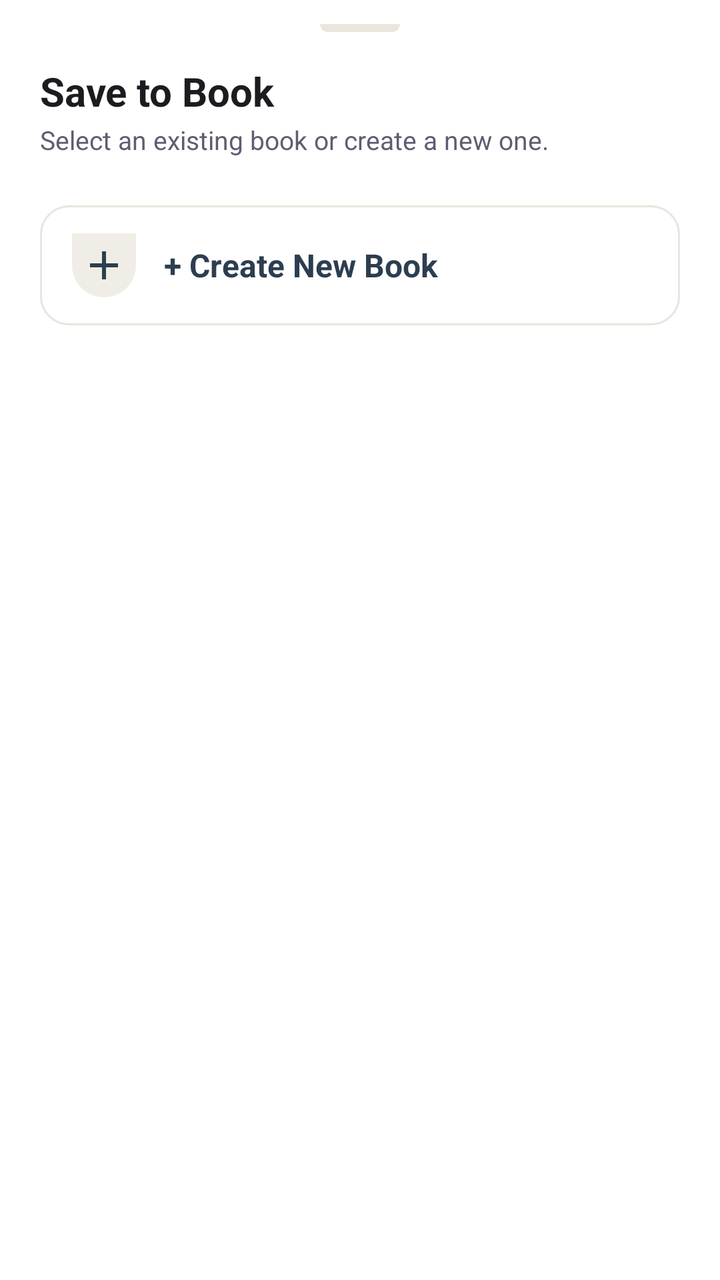
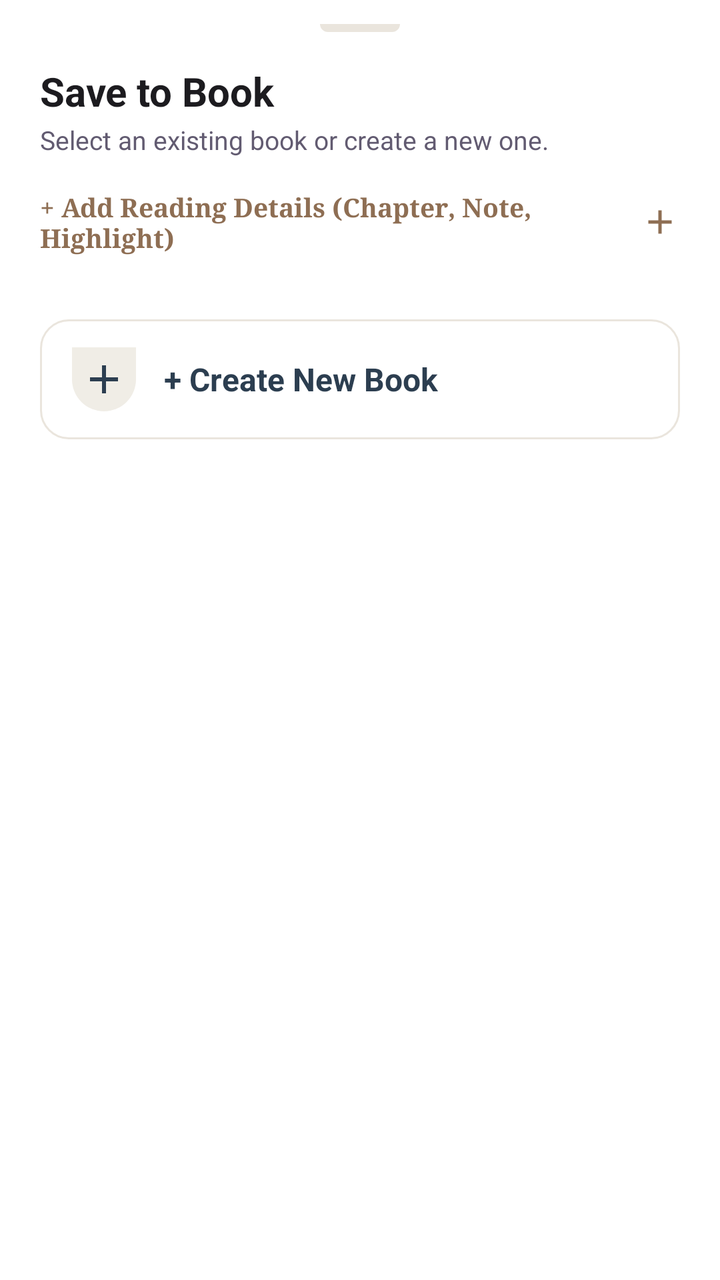

Two renders of the same Android screen: before a commit and after it. Below are the layout's source before the change and the commit's diff.
<!-- AndroidManifest.xml: application theme Theme.WordShelf -->
<!-- res/layout/bottom_sheet_book_selection_dialogbox.xml -->
<?xml version="1.0" encoding="utf-8"?>
<LinearLayout xmlns:android="http://schemas.android.com/apk/res/android"
    xmlns:app="http://schemas.android.com/apk/res-auto"
    xmlns:tools="http://schemas.android.com/tools"
    android:layout_width="match_parent"
    android:layout_height="wrap_content"
    android:background="@color/surface_card"
    android:orientation="vertical"
    android:paddingHorizontal="20dp"
    android:paddingTop="12dp"
    android:paddingBottom="24dp">

    
    <View
        android:layout_width="40dp"
        android:layout_height="4dp"
        android:layout_gravity="center_horizontal"
        android:layout_marginBottom="16dp"
        android:background="@drawable/rounded_bg"
        android:backgroundTint="@color/surface_stroke" />

    <TextView
        android:id="@+id/titleText"
        android:layout_width="match_parent"
        android:layout_height="wrap_content"
        android:text="Save to Book"
        android:textColor="@color/text_color"
        android:textSize="20sp"
        android:textStyle="bold" />

    <TextView
        android:id="@+id/subtitleText"
        android:layout_width="match_parent"
        android:layout_height="wrap_content"
        android:layout_marginTop="2dp"
        android:text="Select an existing book or create a new one."
        android:textColor="@color/text_secondary"
        android:textSize="13sp" />

    
    <TextView
        android:id="@+id/text_no_books"
        android:layout_width="match_parent"
        android:layout_height="wrap_content"
        android:layout_marginTop="16dp"
        android:layout_marginBottom="8dp"
        android:text="No books yet."
        android:textColor="@color/text_secondary"
        android:textSize="15sp"
        android:visibility="gone" />

    
    <androidx.recyclerview.widget.RecyclerView
        android:id="@+id/bookRecyclerView"
        android:layout_width="match_parent"
        android:layout_height="wrap_content"
        android:layout_marginTop="12dp"
        android:clipToPadding="false"
        android:nestedScrollingEnabled="false" />

    
    <LinearLayout
        android:id="@+id/creatingBook_ll"
        android:layout_width="match_parent"
        android:layout_height="wrap_content"
        android:layout_marginTop="12dp"
        android:background="@drawable/bg_book_item_selection"
        android:clickable="true"
        android:focusable="true"
        android:gravity="center_vertical"
        android:orientation="horizontal"
        android:paddingHorizontal="16dp"
        android:paddingVertical="14dp">

        <ImageButton
            android:id="@+id/add_book"
            android:layout_width="32dp"
            android:layout_height="32dp"
            android:background="@drawable/rounded_bg"
            android:backgroundTint="@color/color_primary_light"
            android:clickable="false"
            android:contentDescription="Create Book"
            android:focusable="false"
            android:padding="6dp"
            android:src="@drawable/ic_add"
            app:tint="@color/color_primary" />

        <TextView
            android:layout_width="wrap_content"
            android:layout_height="wrap_content"
            android:layout_marginStart="14dp"
            android:text="+ Create New Book"
            android:textColor="@color/color_primary"
            android:textSize="16sp"
            android:textStyle="bold" />

    </LinearLayout>

</LinearLayout>
<!-- resources referenced by this layout -->
<resources>
  <color name="color_primary">#2C3E50</color>
  <color name="color_primary_light">#F0EDE6</color>
  <color name="surface_card">#FFFFFF</color>
  <color name="surface_stroke">#EAE5DD</color>
  <color name="text_color">#1C1B1F</color>
  <color name="text_secondary">#625B71</color>
  <!-- drawable bg_book_item_selection (drawable) -->
  <?xml version="1.0" encoding="utf-8"?>
  <ripple xmlns:android="http://schemas.android.com/apk/res/android"
      android:color="@color/color_primary_light">
      <item>
          <selector>
              <item android:state_pressed="true">
                  <shape>
                      <solid android:color="@color/surface_elevated" />
                      <corners android:radius="14dp" />
                      <stroke android:width="1.5dp" android:color="@color/color_primary" />
                  </shape>
              </item>
              <item android:state_selected="true">
                  <shape>
                      <solid android:color="@color/surface_elevated" />
                      <corners android:radius="14dp" />
                      <stroke android:width="1.5dp" android:color="@color/color_primary" />
                  </shape>
              </item>
              <item>
                  <shape>
                      <solid android:color="@color/surface_card" />
                      <corners android:radius="14dp" />
                      <stroke android:width="1dp" android:color="@color/surface_stroke" />
                  </shape>
              </item>
          </selector>
      </item>
  </ripple>
  <!-- drawable ic_add (drawable) -->
  <vector xmlns:android="http://schemas.android.com/apk/res/android" android:height="24dp" android:tint="@color/text_color" android:viewportHeight="960" android:viewportWidth="960" android:width="24dp">
        
      <path android:fillColor="@android:color/white" android:pathData="M440,520L200,520L200,440L440,440L440,200L520,200L520,440L760,440L760,520L520,520L520,760L440,760L440,520Z"/>
      
  </vector>
  <!-- drawable rounded_bg (drawable) -->
  <?xml version="1.0" encoding="utf-8"?>
  <shape xmlns:android="http://schemas.android.com/apk/res/android" android:shape="rectangle">
  
      <solid android:color="@color/color_primary"/>
      <corners android:bottomLeftRadius="30dp"
          android:bottomRightRadius="30dp"/>
  
  </shape>
  <style name="Theme.WordShelf" parent="Base.Theme.WordShelf" />
  <color name="surface_elevated">#F4F1EA</color>
  <style name="Base.Theme.WordShelf" parent="Theme.MaterialComponents.DayNight.NoActionBar">
          <item name="colorPrimary">@color/color_primary</item>
          <item name="colorOnPrimary">@color/color_on_primary</item>
          <item name="colorPrimaryVariant">@color/color_primary_dark</item>
          <item name="colorSecondary">@color/color_secondary</item>
          <item name="android:statusBarColor">@color/background_color</item>
          <item name="android:windowLightStatusBar" tools:targetApi="m">true</item>
          <item name="android:windowBackground">@color/background_color</item>
          <item name="android:textColorPrimary">@color/text_color</item>
          <item name="android:textColorSecondary">@color/text_secondary</item>
      </style>
  <color name="color_on_primary">#FFFFFF</color>
  <color name="color_primary_dark">#1A252F</color>
  <color name="color_secondary">#5C6B73</color>
  <color name="background_color">#FAF8F5</color>
</resources>

<!-- the commit's change to res/layout/bottom_sheet_book_selection_dialogbox.xml (unified diff, before → after) -->
@@ -36,6 +36,135 @@
         android:text="Select an existing book or create a new one."
         android:textColor="@color/text_secondary"
         android:textSize="13sp" />
+
+    
+    <LinearLayout
+        android:id="@+id/ll_toggle_reader_details"
+        android:layout_width="match_parent"
+        android:layout_height="wrap_content"
+        android:layout_marginTop="8dp"
+        android:clickable="true"
+        android:focusable="true"
+        android:gravity="center_vertical"
+        android:orientation="horizontal"
+        android:paddingVertical="8dp">
+
+        <TextView
+            android:layout_width="0dp"
+            android:layout_height="wrap_content"
+            android:layout_weight="1"
+            android:fontFamily="serif"
+            android:text="+ Add Reading Details (Chapter, Note, Highlight)"
+            android:textColor="@color/color_accent"
+            android:textSize="13sp"
+            android:textStyle="bold" />
+
+        <ImageView
+            android:id="@+id/iv_expand_reader_details"
+            android:layout_width="20dp"
+            android:layout_height="20dp"
+            android:src="@drawable/ic_add"
+            app:tint="@color/color_accent" />
+    </LinearLayout>
+
+    <LinearLayout
+        android:id="@+id/ll_reader_details_input"
+        android:layout_width="match_parent"
+        android:layout_height="wrap_content"
+        android:orientation="vertical"
+        android:visibility="gone">
+
+        <LinearLayout
+            android:layout_width="match_parent"
+            android:layout_height="wrap_content"
+            android:orientation="horizontal">
+
+            <com.google.android.material.textfield.TextInputLayout
+                style="@style/Widget.MaterialComponents.TextInputLayout.OutlinedBox"
+                android:layout_width="0dp"
+                android:layout_height="wrap_content"
+                android:layout_marginEnd="4dp"
+                android:layout_weight="1"
+                android:hint="Chapter"
+                app:boxCornerRadiusBottomEnd="8dp"
+                app:boxCornerRadiusBottomStart="8dp"
+                app:boxCornerRadiusTopEnd="8dp"
+                app:boxCornerRadiusTopStart="8dp"
+                app:boxStrokeColor="@color/color_primary">
+
+                <com.google.android.material.textfield.TextInputEditText
+                    android:id="@+id/edt_sheet_chapter"
+                    android:layout_width="match_parent"
+                    android:layout_height="wrap_content"
+                    android:inputType="textCapWords"
+                    android:textSize="13sp" />
+            </com.google.android.material.textfield.TextInputLayout>
+
+            <com.google.android.material.textfield.TextInputLayout
+                style="@style/Widget.MaterialComponents.TextInputLayout.OutlinedBox"
+                android:layout_width="0dp"
+                android:layout_height="wrap_content"
+                android:layout_marginStart="4dp"
+                android:layout_weight="1"
+                android:hint="Page"
+                app:boxCornerRadiusBottomEnd="8dp"
+                app:boxCornerRadiusBottomStart="8dp"
+                app:boxCornerRadiusTopEnd="8dp"
+                app:boxCornerRadiusTopStart="8dp"
+                app:boxStrokeColor="@color/color_primary">
+
+                <com.google.android.material.textfield.TextInputEditText
+                    android:id="@+id/edt_sheet_page"
+                    android:layout_width="match_parent"
+                    android:layout_height="wrap_content"
+                    android:inputType="text"
+                    android:textSize="13sp" />
+            </com.google.android.material.textfield.TextInputLayout>
+        </LinearLayout>
+
+        <com.google.android.material.textfield.TextInputLayout
+            style="@style/Widget.MaterialComponents.TextInputLayout.OutlinedBox"
+            android:layout_width="match_parent"
+            android:layout_height="wrap_content"
+            android:layout_marginTop="6dp"
+            android:hint="Highlight / Passage"
+            app:boxCornerRadiusBottomEnd="8dp"
+            app:boxCornerRadiusBottomStart="8dp"
+            app:boxCornerRadiusTopEnd="8dp"
+            app:boxCornerRadiusTopStart="8dp"
+            app:boxStrokeColor="@color/color_primary">
+
+            <com.google.android.material.textfield.TextInputEditText
+                android:id="@+id/edt_sheet_highlight"
+                android:layout_width="match_parent"
+                android:layout_height="wrap_content"
+                android:inputType="textMultiLine|textCapSentences"
+                android:maxLines="2"
+                android:textSize="13sp" />
+        </com.google.android.material.textfield.TextInputLayout>
+
+        <com.google.android.material.textfield.TextInputLayout
+            style="@style/Widget.MaterialComponents.TextInputLayout.OutlinedBox"
+            android:layout_width="match_parent"
+            android:layout_height="wrap_content"
+            android:layout_marginTop="6dp"
+            android:hint="Personal Note"
+            app:boxCornerRadiusBottomEnd="8dp"
+            app:boxCornerRadiusBottomStart="8dp"
+            app:boxCornerRadiusTopEnd="8dp"
+            app:boxCornerRadiusTopStart="8dp"
+            app:boxStrokeColor="@color/color_primary">
+
+            <com.google.android.material.textfield.TextInputEditText
+                android:id="@+id/edt_sheet_note"
+                android:layout_width="match_parent"
+                android:layout_height="wrap_content"
+                android:inputType="textMultiLine|textCapSentences"
+                android:maxLines="2"
+                android:textSize="13sp" />
+        </com.google.android.material.textfield.TextInputLayout>
+
+    </LinearLayout>
 
     
     <TextView
<!-- resource entries referenced after the edit -->
@@ -1,5 +1,6 @@
 <!-- resources referenced by this layout -->
 <resources>
+  <color name="color_accent">#8E6E53</color>
   <color name="color_primary">#2C3E50</color>
   <color name="color_primary_light">#F0EDE6</color>
   <color name="surface_card">#FFFFFF</color>
